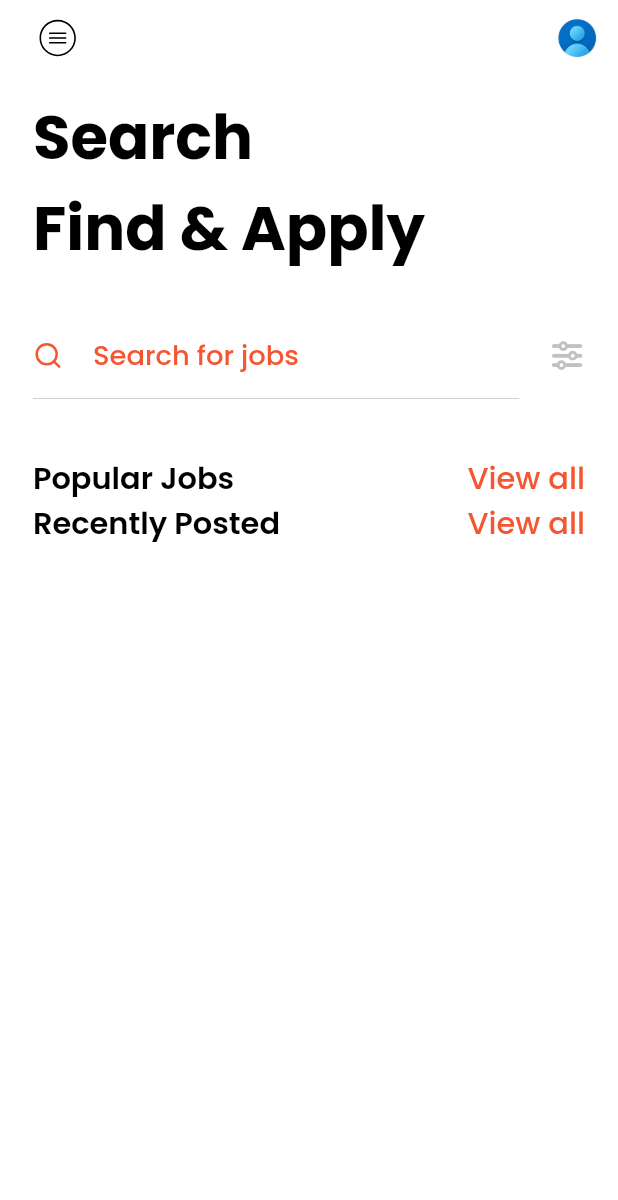
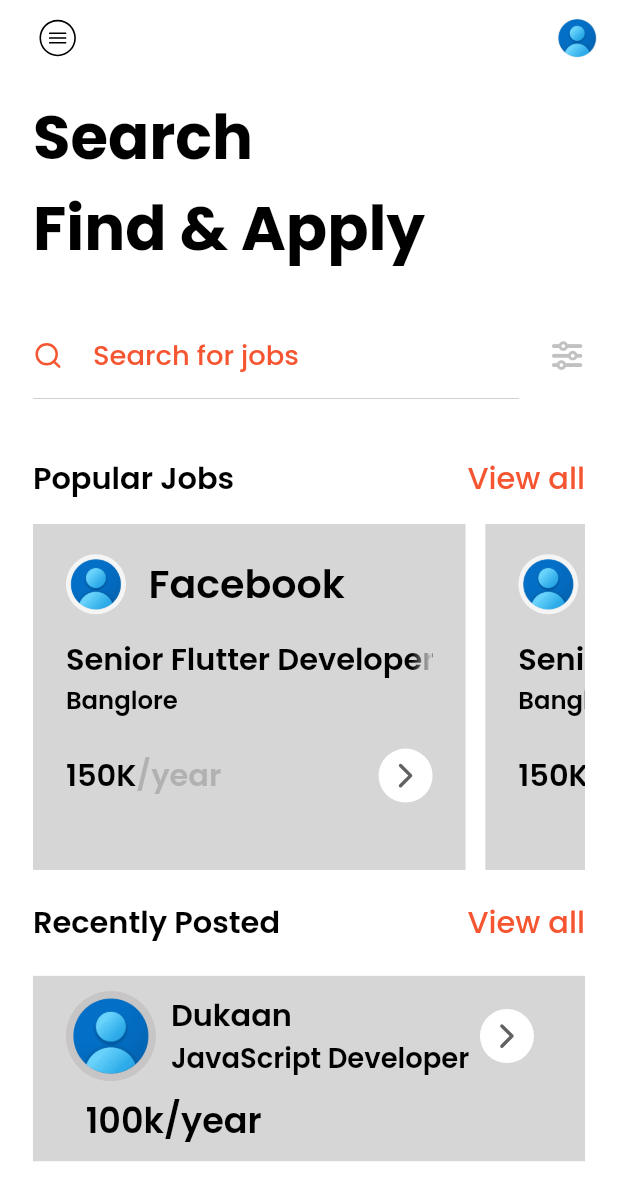
Before and after one commit to Vikalp2003/Job-App, a Flutter app: the HomePage screen opened directly, on a phone screen of 412 x 824 dp. Shown: the top 1200 px of the screen. Run offline on Flutter 3.47's test engine with Material 2 defaults, Android fonts, the phone set to English and light mode, and no system bars; our stand-ins replace flutter_animate, flutter_screenutil, flutter_svg, flutter_vector_icons, flutter_zoom_drawer, get and 5 more; accounts and stored records are empty.

Commit message:
added popular job sections and recently section

```diff
--- a/jobhub/jobhub/lib/views/common/vertical_tile.dart
+++ b/jobhub/jobhub/lib/views/common/vertical_tile.dart
@@ -1,10 +1,75 @@
 import 'package:flutter/material.dart';
+import 'package:flutter_screenutil/flutter_screenutil.dart';
+import 'package:flutter_vector_icons/flutter_vector_icons.dart';
+import 'package:jobhub/constants/app_constants.dart';
+import 'package:jobhub/views/common/exports.dart';
+import 'package:jobhub/views/common/width_spacer.dart';
 
 class VerticalTile extends StatelessWidget {
-  const VerticalTile({super.key});
+  const VerticalTile({super.key, this.onTap});
+
+  final void Function()? onTap;
 
   @override
   Widget build(BuildContext context) {
-    return Container();
+    return GestureDetector(
+      onTap: onTap,
+      child: Container(
+        padding: EdgeInsets.symmetric(horizontal: 20.w,vertical: 10.h),
+        height: height*0.15,
+        width: width,
+        color: Color(kLightGrey.value),
+        child: Column(
+          mainAxisAlignment: MainAxisAlignment.spaceBetween,
+          crossAxisAlignment: CrossAxisAlignment.start,
+          children: [
+            Row(
+              mainAxisAlignment: MainAxisAlignment.spaceBetween,
+              children: [
+                Row(
+
+                  children: [
+                    CircleAvatar(
+                      backgroundColor: Color(kLightGrey.value),
+                      radius: 30,
+                      backgroundImage: AssetImage("assets/images/user.png"),
+
+                    ),
+                    WidthSpacer(width: 10),
+                    Column(
+                      mainAxisAlignment: MainAxisAlignment.start,
+                      crossAxisAlignment: CrossAxisAlignment.start,
+                      children: [
+                        ReusableText(text: "Dukaan", style: appstyle(20, Color(kDark.value), FontWeight.w600)),
+
+                        SizedBox(
+                          width: width*0.5,
+                          child: ReusableText(text: "JavaScript Developer", style: appstyle(18, Color(kDark.value), FontWeight.w600)),
+
+                        )
+                      ],
+                    ),
+                    CircleAvatar(
+                      radius: 18,
+                      backgroundColor: Color(kLight.value),
+                      child: Icon(Ionicons.chevron_forward),
+                    )
+                  ],
+                ),
+
+              ],
+            ),
+            Padding(padding: EdgeInsets.only(left: 12.w),
+                  child: Row(
+                    children: [
+                      ReusableText(text: "100k", style: appstyle(23, Color(kDark.value), FontWeight.w600)),
+                      ReusableText(text: "/year", style: appstyle(23, Color(kDark.value), FontWeight.w600))
+                    ],
+                  ),
+                )
+          ],
+        ),
+      ),
+    );
   }
 }
--- a/jobhub/jobhub/lib/views/ui/homepage.dart
+++ b/jobhub/jobhub/lib/views/ui/homepage.dart
@@ -7,6 +7,8 @@ import 'package:jobhub/views/common/app_style.dart';
 import 'package:jobhub/views/common/heading_widget.dart';
 import 'package:jobhub/views/common/height_spacer.dart';
 import 'package:jobhub/views/common/search.dart';
+import 'package:jobhub/views/common/vertical_tile.dart';
+import 'package:jobhub/views/ui/jobs/widgets/horizontal_tile.dart';
 import 'package:jobhub/views/ui/search/searchpage.dart';
 
 import '../common/drawer/drawer_widget.dart';
@@ -59,13 +61,31 @@ class _HomePageState extends State<HomePage> {
             HeightSpacer(size: 30),
             HeadingWidget(
               text: "Popular Jobs",
-              onTap: (){},
+              onTap: () {},
             ),
+            HeightSpacer(size: 15),
+
+            SizedBox(
+              height: height * 0.28,
+              child: ListView.builder(
+                scrollDirection: Axis.horizontal,
+                  itemCount: 4,
+                  itemBuilder: (context, index) {
+                    return JobHorizontalTile(
+                      onTap: () {},
+                    );
+                  }),
+            ),
+
+            HeightSpacer(size: 20),
 
             HeadingWidget(
               text: "Recently Posted",
-              onTap: (){},
+              onTap: () {},
             ),
+
+            HeightSpacer(size: 20),
+            VerticalTile(),
           ],
         ),
       )),
--- a/jobhub/jobhub/lib/views/ui/jobs/widgets/horizontal_tile.dart
+++ b/jobhub/jobhub/lib/views/ui/jobs/widgets/horizontal_tile.dart
@@ -1,10 +1,77 @@
 import 'package:flutter/material.dart';
+import 'package:flutter_screenutil/flutter_screenutil.dart';
+import 'package:flutter_vector_icons/flutter_vector_icons.dart';
+import 'package:jobhub/constants/app_constants.dart';
+import 'package:jobhub/views/common/exports.dart';
+import 'package:jobhub/views/common/height_spacer.dart';
+import 'package:jobhub/views/common/width_spacer.dart';
 
 class JobHorizontalTile extends StatelessWidget {
-  const JobHorizontalTile({super.key});
+  const JobHorizontalTile({super.key, this.onTap});
+
+  final void Function()? onTap;
 
   @override
   Widget build(BuildContext context) {
-    return Container();
+    return GestureDetector(
+      onTap: onTap,
+      child: Padding(
+        padding: EdgeInsets.only(right: 12.w),
+        child: Container(
+          padding: EdgeInsets.symmetric(horizontal: 20.w, vertical: 20.h),
+          width: width * 0.7,
+          height: height * 0.27,
+          color: Color(kLightGrey.value),
+          child: Column(
+            crossAxisAlignment: CrossAxisAlignment.start,
+            children: [
+              Row(
+                children: [
+                  CircleAvatar(
+                    backgroundImage: AssetImage("assets/images/user.png"),
+                  ),
+                  WidthSpacer(width: 15),
+                  ReusableText(
+                      text: "Facebook",
+                      style: appstyle(26, Color(kDark.value), FontWeight.w600)),
+                ],
+              ),
+              HeightSpacer(size: 15),
+              ReusableText(
+                  text: "Senior Flutter Developer",
+                  style: appstyle(20, Color(kDark.value), FontWeight.w600)),
+              ReusableText(
+                  text: "Banglore",
+                  style: appstyle(16, Color(kDark.value), FontWeight.w600)),
+
+              HeightSpacer(size: 20),
+
+              Row(
+                mainAxisAlignment: MainAxisAlignment.spaceBetween,
+                children: [
+                  Row(
+
+                    children: [
+                      ReusableText(
+                          text: "150K",
+                          style: appstyle(20, Color(kDark.value), FontWeight.w600)),
+                      ReusableText(
+                          text: "/year",
+                          style: appstyle(20, Color(kDarkGrey.value), FontWeight.w600))
+                    ],
+                  ),
+                  CircleAvatar(
+                    radius: 18,
+                    backgroundColor: Color(kLight.value),
+                    child: Icon(Ionicons.chevron_forward),
+                  )
+                ],
+              ),
+
+            ],
+          ),
+        ),
+      ),
+    );
   }
 }
```
